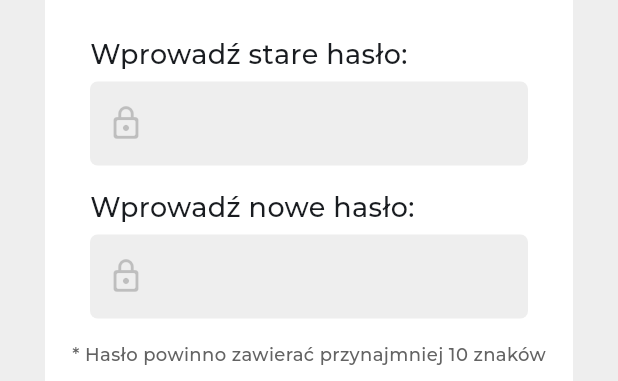
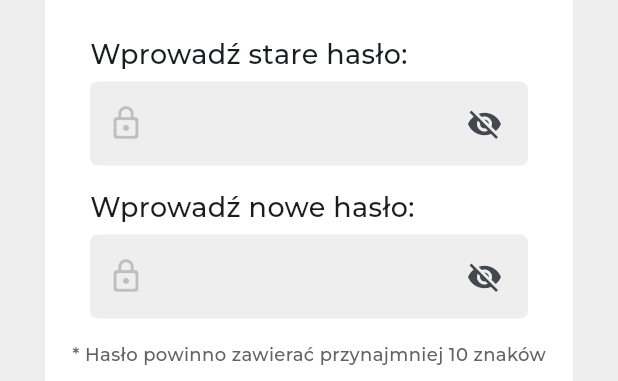
Before and after one commit to jaknie10/AsystentDiagnozy, a Flutter app: the ChangePassword widget shown alone on an empty page, opened directly with empty values, on a phone screen of 412 x 824 dp. Shown: the part 232-613 px from the top of the screen. Run offline on Flutter 3.47's test engine with Material 3 defaults, Android fonts, the phone set to English and light mode, and no system bars; our stand-ins replace flutter_phoenix, flutter_svg, sqflite_common_ffi; missing offline and left inert: crypton, pointycastle, window_size; accounts and stored records are empty; project files that could hold a hidden picture were left out.

Commit message:
Dodanie wylogowywania i opcji widoczności hasła przy jego zmianie

```diff
--- a/asystent_diagnozy/lib/pages/login/login_user.dart
+++ b/asystent_diagnozy/lib/pages/login/login_user.dart
@@ -25,7 +25,7 @@ class LoginUser extends StatefulWidget {
 class _LoginUserState extends State<LoginUser> {
   final _formKey = GlobalKey<FormState>();
   var password = '';
-  bool passwordVisible = false;
+  bool passwordVisible = true;
 
   final SQLiteHelper helper = SQLiteHelper();
 
@@ -128,7 +128,7 @@ class _LoginUserState extends State<LoginUser> {
                                               top: 5.0,
                                               bottom: 15.0),
                                           child: TextFormField(
-                                            obscureText: !passwordVisible,
+                                            obscureText: passwordVisible,
                                             keyboardType:
                                                 TextInputType.visiblePassword,
                                             inputFormatters: <TextInputFormatter>[
--- a/asystent_diagnozy/lib/pages/settings/change_password.dart
+++ b/asystent_diagnozy/lib/pages/settings/change_password.dart
@@ -22,6 +22,9 @@ class _ChangePasswordState extends State<ChangePassword> {
 
   String currentPass = '';
   String newPass = '';
+
+  bool passwordVisible1 = true;
+  bool passwordVisible2 = true;
 
   @override
   void initState() {
@@ -108,6 +111,7 @@ class _ChangePasswordState extends State<ChangePassword> {
                                             ),
                                           ),
                                           TextFormField(
+                                            obscureText: passwordVisible1,
                                             keyboardType:
                                                 TextInputType.visiblePassword,
                                             inputFormatters: const [],
@@ -126,6 +130,23 @@ class _ChangePasswordState extends State<ChangePassword> {
                                               return null;
                                             },
                                             decoration: InputDecoration(
+                                              suffixIcon: Padding(
+                                                padding: const EdgeInsets.only(
+                                                    right: 5.0),
+                                                child: IconButton(
+                                                  icon: Icon(passwordVisible1
+                                                      ? Icons.visibility_off
+                                                      : Icons.visibility),
+                                                  onPressed: () {
+                                                    setState(
+                                                      () {
+                                                        passwordVisible1 =
+                                                            !passwordVisible1;
+                                                      },
+                                                    );
+                                                  },
+                                                ),
+                                              ),
                                               prefixIcon: const Padding(
                                                 padding: EdgeInsets.all(10.0),
                                                 child: Icon(
@@ -173,6 +194,7 @@ class _ChangePasswordState extends State<ChangePassword> {
                                             padding: const EdgeInsets.only(
                                                 bottom: 10.0),
                                             child: TextFormField(
+                                              obscureText: passwordVisible2,
                                               keyboardType:
                                                   TextInputType.visiblePassword,
                                               inputFormatters: const [],
@@ -191,6 +213,24 @@ class _ChangePasswordState extends State<ChangePassword> {
                                                 return null;
                                               },
                                               decoration: InputDecoration(
+                                                suffixIcon: Padding(
+                                                  padding:
+                                                      const EdgeInsets.only(
+                                                          right: 5.0),
+                                                  child: IconButton(
+                                                    icon: Icon(passwordVisible2
+                                                        ? Icons.visibility_off
+                                                        : Icons.visibility),
+                                                    onPressed: () {
+                                                      setState(
+                                                        () {
+                                                          passwordVisible2 =
+                                                              !passwordVisible2;
+                                                        },
+                                                      );
+                                                    },
+                                                  ),
+                                                ),
                                                 prefixIcon: const Padding(
                                                   padding: EdgeInsets.all(10.0),
                                                   child: Icon(
--- a/asystent_diagnozy/lib/pages/settings/settings.dart
+++ b/asystent_diagnozy/lib/pages/settings/settings.dart
@@ -1,5 +1,7 @@
 import 'package:asystent_diagnozy/models/user_model.dart';
+import 'package:asystent_diagnozy/pages/login/login_or_register.dart';
 import 'package:flutter/material.dart';
+import 'package:flutter_phoenix/flutter_phoenix.dart';
 import 'change_password.dart';
 
 class Settings extends StatefulWidget {
@@ -75,7 +77,9 @@ class _SettingsState extends State<Settings> {
                           ),
                         ),
                         GestureDetector(
-                          onTap: () {},
+                          onTap: () {
+                            Phoenix.rebirth(context);
+                          },
                           child: Container(
                             height: 50,
                             width: double.infinity,
--- a/asystent_diagnozy/pubspec.yaml
+++ b/asystent_diagnozy/pubspec.yaml
@@ -48,6 +48,7 @@ dependencies:
       ref: a550668ca25881d154ae54204baa93a41fe5e344
   crypton: ^2.2.1
   pointycastle: ^3.7.3
+  flutter_phoenix: ^1.1.1
 
 dev_dependencies:
   flutter_test:
```
Also changed, not shown: asystent_diagnozy/lib/main.dart (+6 -1 lines), asystent_diagnozy/pubspec.lock.
